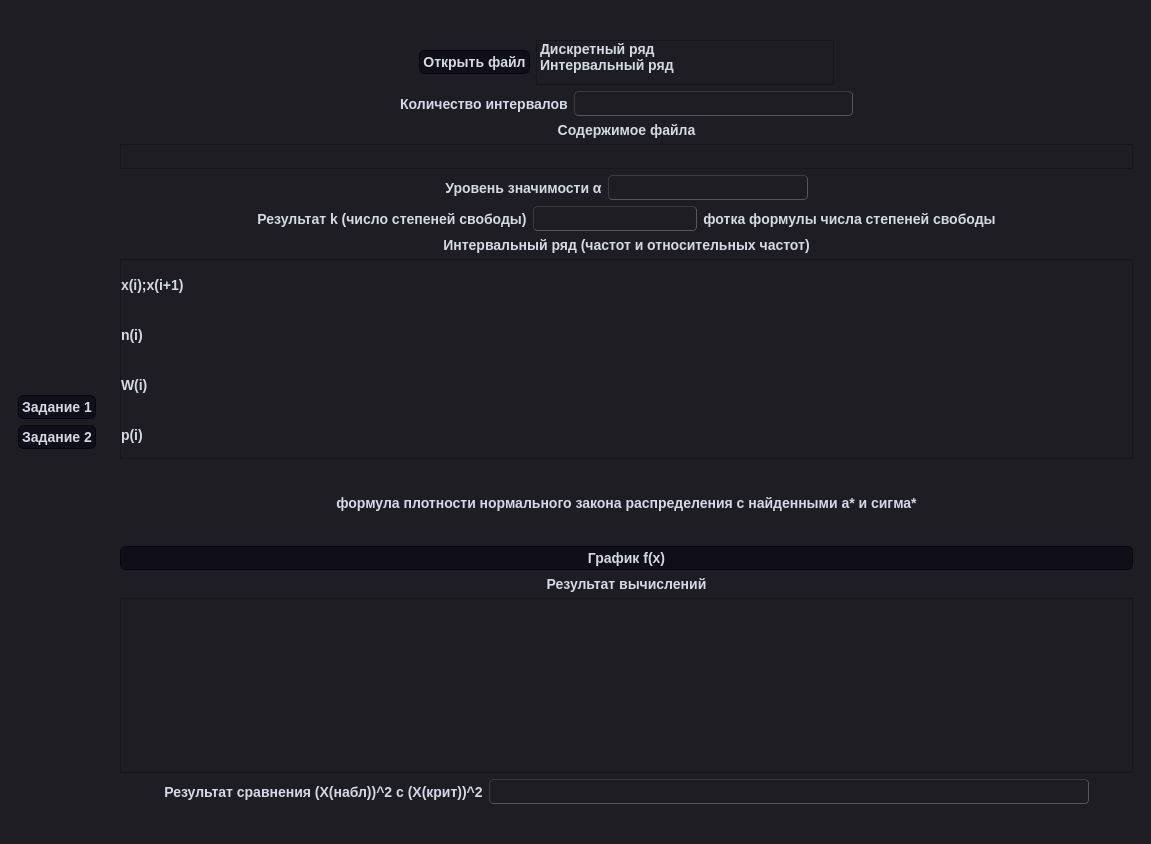
Old version of the form interface.ui in the repository T-LORE/tv_lr6.
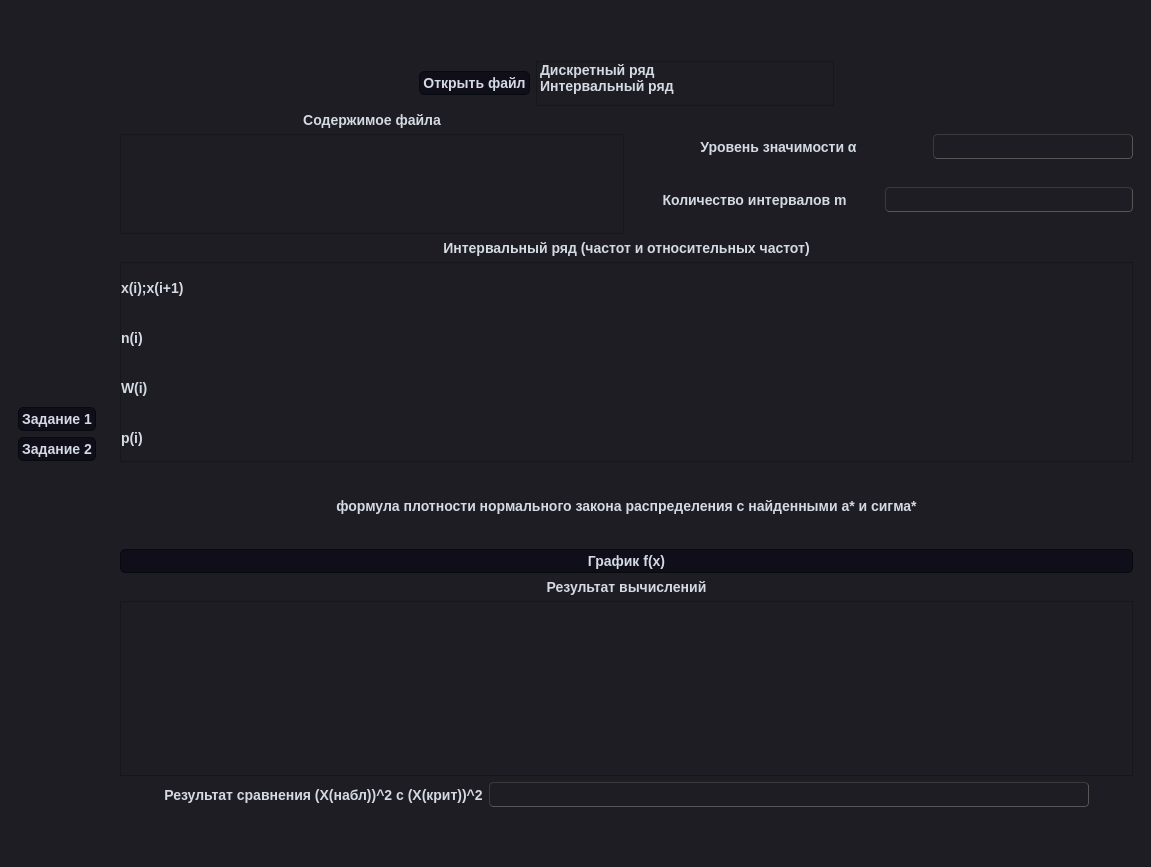
New version of the form. The open tabs and pages were chosen to show the change.

Commit message: k перенесено в таблицу

```diff
--- a/interface.ui
+++ b/interface.ui
@@ -7,7 +7,7 @@
     <x>0</x>
     <y>0</y>
     <width>1151</width>
-    <height>844</height>
+    <height>867</height>
    </rect>
   </property>
   <property name="windowTitle">
@@ -811,81 +811,7 @@
       </widget>
       <widget class="QWidget" name="page_1">
        <layout class="QGridLayout" name="gridLayout_3">
-        <item row="9" column="0">
-         <layout class="QVBoxLayout" name="verticalLayout_19"/>
-        </item>
-        <item row="10" column="0">
-         <layout class="QHBoxLayout" name="horizontalLayout_43">
-          <property name="bottomMargin">
-           <number>0</number>
-          </property>
-          <item>
-           <spacer name="horizontalSpacer_64">
-            <property name="orientation">
-             <enum>Qt::Horizontal</enum>
-            </property>
-            <property name="sizeHint" stdset="0">
-             <size>
-              <width>40</width>
-              <height>20</height>
-             </size>
-            </property>
-           </spacer>
-          </item>
-          <item>
-           <widget class="QLabel" name="label_20">
-            <property name="text">
-             <string>Результат сравнения (X(набл))^2 с (Х(крит))^2</string>
-            </property>
-            <property name="alignment">
-             <set>Qt::AlignCenter</set>
-            </property>
-           </widget>
-          </item>
-          <item>
-           <widget class="QLineEdit" name="lineCompare_1">
-            <property name="sizePolicy">
-             <sizepolicy hsizetype="Minimum" vsizetype="Fixed">
-              <horstretch>0</horstretch>
-              <verstretch>0</verstretch>
-             </sizepolicy>
-            </property>
-            <property name="minimumSize">
-             <size>
-              <width>600</width>
-              <height>0</height>
-             </size>
-            </property>
-            <property name="maximumSize">
-             <size>
-              <width>16777215</width>
-              <height>25</height>
-             </size>
-            </property>
-            <property name="alignment">
-             <set>Qt::AlignCenter</set>
-            </property>
-            <property name="readOnly">
-             <bool>true</bool>
-            </property>
-           </widget>
-          </item>
-          <item>
-           <spacer name="horizontalSpacer_15">
-            <property name="orientation">
-             <enum>Qt::Horizontal</enum>
-            </property>
-            <property name="sizeHint" stdset="0">
-             <size>
-              <width>40</width>
-              <height>20</height>
-             </size>
-            </property>
-           </spacer>
-          </item>
-         </layout>
-        </item>
-        <item row="4" column="0">
+        <item row="3" column="0">
          <layout class="QVBoxLayout" name="verticalLayout_21">
           <item>
            <layout class="QHBoxLayout" name="horizontalLayout_31">
@@ -1117,56 +1043,7 @@
              <number>0</number>
             </property>
             <item>
-             <spacer name="horizontalSpacer_11">
-              <property name="orientation">
-               <enum>Qt::Horizontal</enum>
-              </property>
-              <property name="sizeHint" stdset="0">
-               <size>
-                <width>40</width>
-                <height>20</height>
-               </size>
-              </property>
-             </spacer>
-            </item>
-            <item>
-             <widget class="QLabel" name="label_4">
-              <property name="text">
-               <string>Количество интервалов</string>
-              </property>
-              <property name="alignment">
-               <set>Qt::AlignCenter</set>
-              </property>
-             </widget>
-            </item>
-            <item>
-             <widget class="QLineEdit" name="lineIntervalCount">
-              <property name="maximumSize">
-               <size>
-                <width>16777215</width>
-                <height>25</height>
-               </size>
-              </property>
-              <property name="alignment">
-               <set>Qt::AlignCenter</set>
-              </property>
-             </widget>
-            </item>
-            <item>
-             <spacer name="horizontalSpacer_12">
-              <property name="orientation">
-               <enum>Qt::Horizontal</enum>
-              </property>
-              <property name="sizeHint" stdset="0">
-               <size>
-                <width>40</width>
-                <height>20</height>
-               </size>
-              </property>
-             </spacer>
-            </item>
-           </layout>
-          </item>
+             <layout class="QVBoxLayout" name="verticalLayout_9">
           <item>
            <widget class="QLabel" name="label_30">
             <property name="layoutDirection">
@@ -1188,10 +1065,16 @@
               <verstretch>0</verstretch>
              </sizepolicy>
             </property>
+                <property name="minimumSize">
+                 <size>
+                  <width>500</width>
+                  <height>100</height>
+                 </size>
+                </property>
             <property name="maximumSize">
              <size>
               <width>16777215</width>
-              <height>25</height>
+                  <height>16777215</height>
              </size>
             </property>
             <property name="verticalScrollBarPolicy">
@@ -1208,33 +1091,28 @@
 &lt;html&gt;&lt;head&gt;&lt;meta name=&quot;qrichtext&quot; content=&quot;1&quot; /&gt;&lt;meta charset=&quot;utf-8&quot; /&gt;&lt;style type=&quot;text/css&quot;&gt;
 p, li { white-space: pre-wrap; }
 hr { height: 1px; border-width: 0; }
-li.unchecked::marker { content: &quot;\2610&quot;; }
-li.checked::marker { content: &quot;\2612&quot;; }
 &lt;/style&gt;&lt;/head&gt;&lt;body style=&quot; font-family:'Arial','sans-serif'; font-size:14px; font-weight:700; font-style:normal;&quot;&gt;
 &lt;p style=&quot;-qt-paragraph-type:empty; margin-top:0px; margin-bottom:0px; margin-left:0px; margin-right:0px; -qt-block-indent:0; text-indent:0px;&quot;&gt;&lt;br /&gt;&lt;/p&gt;&lt;/body&gt;&lt;/html&gt;</string>
             </property>
-           </widget>
-          </item>
-          <item>
-           <layout class="QHBoxLayout" name="horizontalLayout_34">
-            <property name="rightMargin">
-             <number>0</number>
-            </property>
-            <item>
-             <spacer name="horizontalSpacer_69">
-              <property name="orientation">
-               <enum>Qt::Horizontal</enum>
-              </property>
-              <property name="sizeHint" stdset="0">
-               <size>
-                <width>40</width>
-                <height>20</height>
-               </size>
-              </property>
-             </spacer>
+                <property name="tabStopDistance">
+                 <double>99999.000000000000000</double>
+                </property>
+               </widget>
+              </item>
+             </layout>
             </item>
+            <item>
+             <layout class="QVBoxLayout" name="verticalLayout_6">
+              <item>
+               <layout class="QHBoxLayout" name="horizontalLayout_2">
             <item>
              <widget class="QLabel" name="label_18">
+                  <property name="sizePolicy">
+                   <sizepolicy hsizetype="Minimum" vsizetype="Minimum">
+                    <horstretch>0</horstretch>
+                    <verstretch>0</verstretch>
+                   </sizepolicy>
+                  </property>
               <property name="text">
                <string>Уровень значимости α</string>
               </property>
@@ -1245,6 +1123,12 @@
             </item>
             <item>
              <widget class="QLineEdit" name="lineAlpha_5">
+                  <property name="sizePolicy">
+                   <sizepolicy hsizetype="Minimum" vsizetype="Minimum">
+                    <horstretch>0</horstretch>
+                    <verstretch>0</verstretch>
+                   </sizepolicy>
+                  </property>
               <property name="maximumSize">
                <size>
                 <width>200</width>
@@ -1256,24 +1140,54 @@
               </property>
              </widget>
             </item>
+               </layout>
+              </item>
             <item>
-             <spacer name="horizontalSpacer_70">
-              <property name="orientation">
-               <enum>Qt::Horizontal</enum>
-              </property>
-              <property name="sizeHint" stdset="0">
+               <layout class="QHBoxLayout" name="horizontalLayout_3">
+                <item>
+                 <widget class="QLabel" name="label_4">
+                  <property name="sizePolicy">
+                   <sizepolicy hsizetype="Minimum" vsizetype="Minimum">
+                    <horstretch>0</horstretch>
+                    <verstretch>0</verstretch>
+                   </sizepolicy>
+                  </property>
+                  <property name="text">
+                   <string>Количество интервалов m</string>
+                  </property>
+                  <property name="alignment">
+                   <set>Qt::AlignCenter</set>
+                  </property>
+                 </widget>
+                </item>
+                <item>
+                 <widget class="QLineEdit" name="lineIntervalCount">
+                  <property name="sizePolicy">
+                   <sizepolicy hsizetype="Minimum" vsizetype="Minimum">
+                    <horstretch>0</horstretch>
+                    <verstretch>0</verstretch>
+                   </sizepolicy>
+                  </property>
+                  <property name="maximumSize">
                <size>
-                <width>40</width>
-                <height>20</height>
-               </size>
-              </property>
-             </spacer>
+                    <width>16777215</width>
+                    <height>25</height>
+                   </size>
+                  </property>
+                  <property name="alignment">
+                   <set>Qt::AlignCenter</set>
+                  </property>
+                 </widget>
             </item>
            </layout>
           </item>
          </layout>
         </item>
-        <item row="7" column="0">
+           </layout>
+          </item>
+         </layout>
+        </item>
+        <item row="6" column="0">
          <layout class="QHBoxLayout" name="horizontalLayout_16">
           <property name="rightMargin">
            <number>0</number>
@@ -1303,7 +1217,104 @@
           </item>
          </layout>
         </item>
+        <item row="0" column="0">
+         <spacer name="verticalSpacer_5">
+          <property name="orientation">
+           <enum>Qt::Vertical</enum>
+          </property>
+          <property name="sizeHint" stdset="0">
+           <size>
+            <width>20</width>
+            <height>40</height>
+           </size>
+          </property>
+         </spacer>
+        </item>
+        <item row="9" column="0">
+         <spacer name="verticalSpacer_6">
+          <property name="orientation">
+           <enum>Qt::Vertical</enum>
+          </property>
+          <property name="sizeHint" stdset="0">
+           <size>
+            <width>20</width>
+            <height>40</height>
+           </size>
+          </property>
+         </spacer>
+        </item>
         <item row="8" column="0">
+         <layout class="QHBoxLayout" name="horizontalLayout_43">
+          <property name="bottomMargin">
+           <number>0</number>
+          </property>
+          <item>
+           <spacer name="horizontalSpacer_64">
+            <property name="orientation">
+             <enum>Qt::Horizontal</enum>
+            </property>
+            <property name="sizeHint" stdset="0">
+             <size>
+              <width>40</width>
+              <height>20</height>
+             </size>
+            </property>
+           </spacer>
+          </item>
+          <item>
+           <widget class="QLabel" name="label_20">
+            <property name="text">
+             <string>Результат сравнения (X(набл))^2 с (Х(крит))^2</string>
+            </property>
+            <property name="alignment">
+             <set>Qt::AlignCenter</set>
+            </property>
+           </widget>
+          </item>
+          <item>
+           <widget class="QLineEdit" name="lineCompare_1">
+            <property name="sizePolicy">
+             <sizepolicy hsizetype="Minimum" vsizetype="Fixed">
+              <horstretch>0</horstretch>
+              <verstretch>0</verstretch>
+             </sizepolicy>
+            </property>
+            <property name="minimumSize">
+             <size>
+              <width>600</width>
+              <height>0</height>
+             </size>
+            </property>
+            <property name="maximumSize">
+             <size>
+              <width>16777215</width>
+              <height>25</height>
+             </size>
+            </property>
+            <property name="alignment">
+             <set>Qt::AlignCenter</set>
+            </property>
+            <property name="readOnly">
+             <bool>true</bool>
+            </property>
+           </widget>
+          </item>
+          <item>
+           <spacer name="horizontalSpacer_15">
+            <property name="orientation">
+             <enum>Qt::Horizontal</enum>
+            </property>
+            <property name="sizeHint" stdset="0">
+             <size>
+              <width>40</width>
+              <height>20</height>
+             </size>
+            </property>
+           </spacer>
+          </item>
+         </layout>
+        </item>
+        <item row="7" column="0">
          <layout class="QVBoxLayout" name="verticalLayout_18">
           <property name="bottomMargin">
            <number>0</number>
@@ -1381,7 +1392,7 @@
              <bool>false</bool>
             </attribute>
             <attribute name="verticalHeaderStretchLastSection">
-             <bool>false</bool>
+             <bool>true</bool>
             </attribute>
             <column>
              <property name="text">
@@ -1402,98 +1413,6 @@
           </item>
          </layout>
         </item>
-        <item row="3" column="0">
-         <layout class="QHBoxLayout" name="horizontalLayout_35">
-          <property name="bottomMargin">
-           <number>0</number>
-          </property>
-          <item>
-           <spacer name="horizontalSpacer_72">
-            <property name="orientation">
-             <enum>Qt::Horizontal</enum>
-            </property>
-            <property name="sizeHint" stdset="0">
-             <size>
-              <width>40</width>
-              <height>20</height>
-             </size>
-            </property>
-           </spacer>
-          </item>
-          <item>
-           <widget class="QLabel" name="labelK_5">
-            <property name="text">
-             <string>Результат k (число степеней свободы)</string>
-            </property>
-            <property name="alignment">
-             <set>Qt::AlignCenter</set>
-            </property>
-           </widget>
-          </item>
-          <item>
-           <widget class="QLineEdit" name="lineK_5">
-            <property name="maximumSize">
-             <size>
-              <width>16777215</width>
-              <height>25</height>
-             </size>
-            </property>
-            <property name="alignment">
-             <set>Qt::AlignCenter</set>
-            </property>
-           </widget>
-          </item>
-          <item>
-           <widget class="QLabel" name="formulaK_5">
-            <property name="text">
-             <string>фотка формулы числа степеней свободы</string>
-            </property>
-            <property name="alignment">
-             <set>Qt::AlignCenter</set>
-            </property>
-           </widget>
-          </item>
-          <item>
-           <spacer name="horizontalSpacer_71">
-            <property name="orientation">
-             <enum>Qt::Horizontal</enum>
-            </property>
-            <property name="sizeHint" stdset="0">
-             <size>
-              <width>40</width>
-              <height>20</height>
-             </size>
-            </property>
-           </spacer>
-          </item>
-         </layout>
-        </item>
-        <item row="0" column="0">
-         <spacer name="verticalSpacer_5">
-          <property name="orientation">
-           <enum>Qt::Vertical</enum>
-          </property>
-          <property name="sizeHint" stdset="0">
-           <size>
-            <width>20</width>
-            <height>40</height>
-           </size>
-          </property>
-         </spacer>
-        </item>
-        <item row="11" column="0">
-         <spacer name="verticalSpacer_6">
-          <property name="orientation">
-           <enum>Qt::Vertical</enum>
-          </property>
-          <property name="sizeHint" stdset="0">
-           <size>
-            <width>20</width>
-            <height>40</height>
-           </size>
-          </property>
-         </spacer>
-        </item>
        </layout>
       </widget>
      </widget>
```
Left out of the diff: 6 changed lines with no effect on the pictures. Lines whose indentation alone changed are shown as unchanged. The commit also changes 1 other file.
